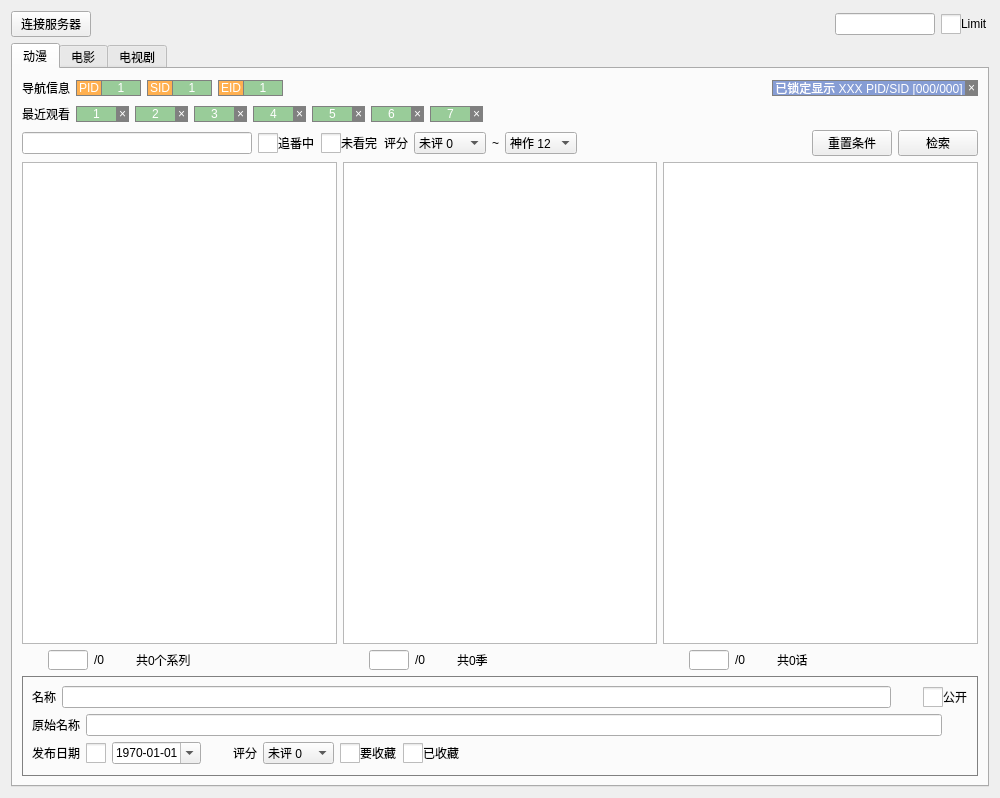
The window that Widget.ui (cqwlxxl/cherryme) describes before a commit, drawn with Qt 5.
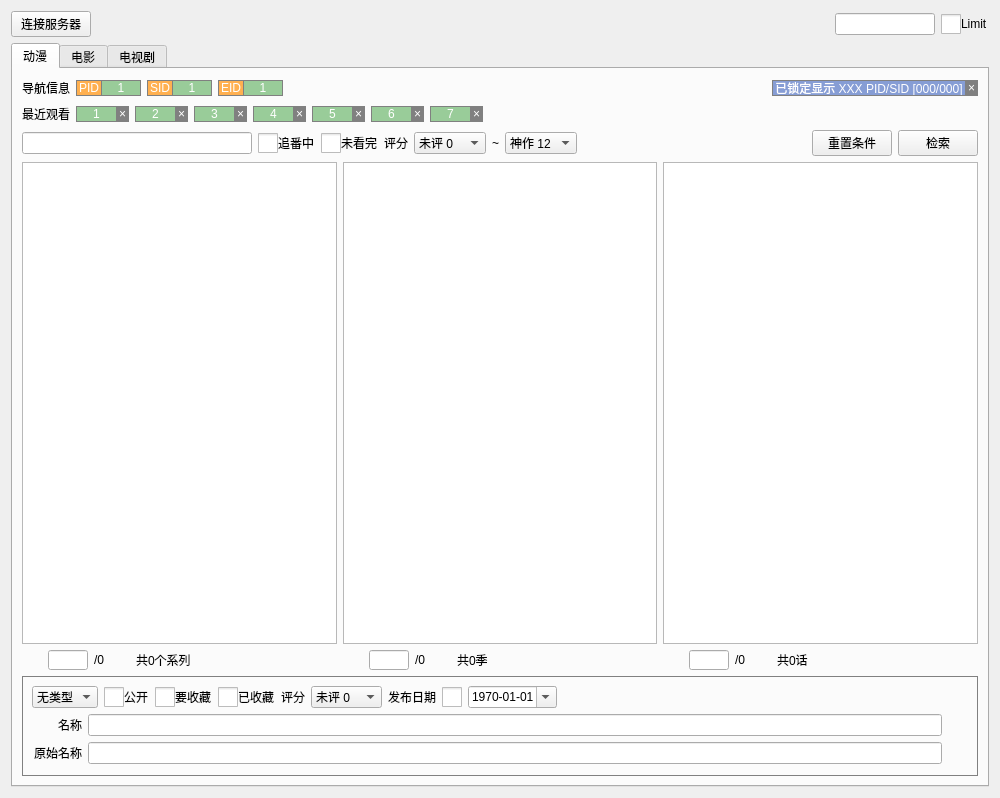
The same window after the commit. The open tabs and pages were chosen to show the change. Icons and pictures are not drawn.

Commit message: new: 动漫类型功能

The edit to the form file:
```diff
--- a/Widget.ui
+++ b/Widget.ui
@@ -2293,205 +2293,62 @@
          </widget>
          <widget class="QWidget" name="page_AS">
           <layout class="QVBoxLayout" name="verticalLayout_4">
-           <item>
-            <layout class="QHBoxLayout" name="hLayout_AS_Name">
-             <item>
-              <widget class="QLabel" name="label_AS_Name">
-               <property name="minimumSize">
-                <size>
-                 <width>0</width>
-                 <height>0</height>
-                </size>
-               </property>
-               <property name="maximumSize">
-                <size>
-                 <width>16777215</width>
-                 <height>16777215</height>
-                </size>
-               </property>
-               <property name="text">
-                <string>名称</string>
-               </property>
-               <property name="alignment">
-                <set>Qt::AlignLeading|Qt::AlignLeft|Qt::AlignVCenter</set>
-               </property>
-              </widget>
-             </item>
-             <item>
-              <widget class="QLineEdit" name="lineEdit_AS_Name">
-               <property name="clearButtonEnabled">
-                <bool>true</bool>
-               </property>
-              </widget>
-             </item>
-             <item>
-              <widget class="QPushButton" name="pushButton_AS_NaneOk">
-               <property name="enabled">
-                <bool>false</bool>
-               </property>
-               <property name="minimumSize">
-                <size>
-                 <width>20</width>
-                 <height>20</height>
-                </size>
-               </property>
-               <property name="maximumSize">
-                <size>
-                 <width>20</width>
-                 <height>20</height>
-                </size>
-               </property>
-               <property name="styleSheet">
-                <string notr="true">#pushButton_AS_NaneOk
-{
-  border: 0px;
-}</string>
-               </property>
-               <property name="text">
-                <string notr="true"/>
-               </property>
-               <property name="icon">
-                <iconset>
-                 <normalon>:/File/img/submit_enable.png</normalon>
-                 <disabledon>:/File/img/submit_disable.png</disabledon>
-                </iconset>
-               </property>
-               <property name="iconSize">
-                <size>
-                 <width>20</width>
-                 <height>20</height>
-                </size>
-               </property>
-              </widget>
-             </item>
-             <item>
-              <widget class="QCheckBox" name="checkBox_AS_Display">
-               <property name="styleSheet">
-                <string notr="true">QCheckBox
-{
-  spacing: 0px;
-}
-QCheckBox::indicator
-{
-  width: 20px;
-  height: 20px;
-}
-QCheckBox::indicator:checked:enabled
-{
-  image:url(:/File/img/box_check_enable.png);
-}
-QCheckBox::indicator:unchecked:enabled
-{
-  image:url(:/File/img/box_uncheck_enable.png);
-}
-QCheckBox::indicator:unchecked:disabled
-{
-  image:url(:/File/img/box_uncheck_disable.png);
-}</string>
-               </property>
-               <property name="text">
-                <string>公开</string>
-               </property>
-              </widget>
-             </item>
-            </layout>
-           </item>
-           <item>
-            <layout class="QHBoxLayout" name="hLayout_AS_Name_2">
-             <item>
-              <widget class="QLabel" name="label_AS_NameOrigin">
-               <property name="minimumSize">
-                <size>
-                 <width>0</width>
-                 <height>0</height>
-                </size>
-               </property>
-               <property name="maximumSize">
-                <size>
-                 <width>16777215</width>
-                 <height>16777215</height>
-                </size>
-               </property>
-               <property name="text">
-                <string>原始名称</string>
-               </property>
-               <property name="alignment">
-                <set>Qt::AlignLeading|Qt::AlignLeft|Qt::AlignVCenter</set>
-               </property>
-              </widget>
-             </item>
-             <item>
-              <widget class="QLineEdit" name="lineEdit_AS_NameOrigin">
-               <property name="clearButtonEnabled">
-                <bool>true</bool>
-               </property>
-              </widget>
-             </item>
-             <item>
-              <widget class="QPushButton" name="pushButton_AS_NaneOriginOk">
-               <property name="enabled">
-                <bool>false</bool>
-               </property>
-               <property name="minimumSize">
-                <size>
-                 <width>20</width>
-                 <height>20</height>
-                </size>
-               </property>
-               <property name="maximumSize">
-                <size>
-                 <width>20</width>
-                 <height>20</height>
-                </size>
-               </property>
-               <property name="styleSheet">
-                <string notr="true">#pushButton_AS_NaneOriginOk
-{
-  border: 0px;
-}</string>
-               </property>
-               <property name="text">
-                <string notr="true"/>
-               </property>
-               <property name="icon">
-                <iconset>
-                 <normalon>:/File/img/submit_enable.png</normalon>
-                 <disabledon>:/File/img/submit_disable.png</disabledon>
-                </iconset>
-               </property>
-               <property name="iconSize">
-                <size>
-                 <width>20</width>
-                 <height>20</height>
-                </size>
-               </property>
-              </widget>
-             </item>
-            </layout>
-           </item>
            <item>
             <layout class="QHBoxLayout" name="hLayout_AS_Collect">
              <item>
-              <widget class="QLabel" name="label_AS_ReleaseDate">
-               <property name="text">
-                <string>发布日期</string>
+              <widget class="QComboBox" name="comboBox_AS_Type">
+               <property name="maxVisibleItems">
+                <number>13</number>
                </property>
+               <item>
+                <property name="text">
+                 <string>无类型</string>
+                </property>
+               </item>
+               <item>
+                <property name="text">
+                 <string>剧场版</string>
+                </property>
+               </item>
+               <item>
+                <property name="text">
+                 <string>TV</string>
+                </property>
+               </item>
+               <item>
+                <property name="text">
+                 <string>特别篇</string>
+                </property>
+               </item>
+               <item>
+                <property name="text">
+                 <string>总集篇</string>
+                </property>
+               </item>
+               <item>
+                <property name="text">
+                 <string>OVA</string>
+                </property>
+               </item>
+               <item>
+                <property name="text">
+                 <string>OAD</string>
+                </property>
+               </item>
+               <item>
+                <property name="text">
+                 <string>特典</string>
+                </property>
+               </item>
+               <item>
+                <property name="text">
+                 <string>WEB</string>
+                </property>
+               </item>
               </widget>
              </item>
              <item>
-              <widget class="QCheckBox" name="checkBox_AS_ReleaseDateEnable">
-               <property name="minimumSize">
-                <size>
-                 <width>20</width>
-                 <height>20</height>
-                </size>
-               </property>
-               <property name="maximumSize">
-                <size>
-                 <width>20</width>
-                 <height>20</height>
-                </size>
-               </property>
+              <widget class="QCheckBox" name="checkBox_AS_Display">
                <property name="styleSheet">
                 <string notr="true">QCheckBox
 {
@@ -2516,64 +2373,67 @@
 }</string>
                </property>
                <property name="text">
-                <string/>
+                <string>公开</string>
                </property>
               </widget>
              </item>
              <item>
-              <widget class="QDateEdit" name="dateEdit_AS_ReleaseDate">
-               <property name="displayFormat">
-                <string notr="true">yyyy-MM-dd</string>
+              <widget class="QCheckBox" name="checkBox_AS_CollectIt">
+               <property name="styleSheet">
+                <string notr="true">QCheckBox
+{
+  spacing: 0px;
+}
+QCheckBox::indicator
+{
+  width: 20px;
+  height: 20px;
+}
+QCheckBox::indicator:checked:enabled
+{
+  image:url(:/File/img/box_check_enable.png);
+}
+QCheckBox::indicator:unchecked:enabled
+{
+  image:url(:/File/img/box_uncheck_enable.png);
+}
+QCheckBox::indicator:unchecked:disabled
+{
+  image:url(:/File/img/box_uncheck_disable.png);
+}</string>
                </property>
-               <property name="calendarPopup">
-                <bool>true</bool>
+               <property name="text">
+                <string>要收藏</string>
                </property>
-               <property name="date">
-                <date>
-                 <year>1970</year>
-                 <month>1</month>
-                 <day>1</day>
-                </date>
-               </property>
               </widget>
              </item>
              <item>
-              <widget class="QPushButton" name="pushButton_AS_ReleaseDateOk">
-               <property name="enabled">
-                <bool>false</bool>
-               </property>
-               <property name="minimumSize">
-                <size>
-                 <width>20</width>
-                 <height>20</height>
-                </size>
-               </property>
-               <property name="maximumSize">
-                <size>
-                 <width>20</width>
-                 <height>20</height>
-                </size>
-               </property>
+              <widget class="QCheckBox" name="checkBox_AS_CollectOk">
                <property name="styleSheet">
-                <string notr="true">#pushButton_AS_ReleaseDateOk
+                <string notr="true">QCheckBox
 {
-  border: 0px;
+  spacing: 0px;
+}
+QCheckBox::indicator
+{
+  width: 20px;
+  height: 20px;
+}
+QCheckBox::indicator:checked:enabled
+{
+  image:url(:/File/img/box_check_enable.png);
+}
+QCheckBox::indicator:unchecked:enabled
+{
+  image:url(:/File/img/box_uncheck_enable.png);
+}
+QCheckBox::indicator:unchecked:disabled
+{
+  image:url(:/File/img/box_uncheck_disable.png);
 }</string>
                </property>
                <property name="text">
-                <string notr="true"/>
-               </property>
-               <property name="icon">
-                <iconset>
-                 <normalon>:/File/img/submit_enable.png</normalon>
-                 <disabledon>:/File/img/submit_disable.png</disabledon>
-                </iconset>
-               </property>
-               <property name="iconSize">
-                <size>
-                 <width>20</width>
-                 <height>20</height>
-                </size>
+                <string>已收藏</string>
                </property>
               </widget>
              </item>
@@ -2657,7 +2517,26 @@
               </widget>
              </item>
              <item>
-              <widget class="QCheckBox" name="checkBox_AS_CollectIt">
+              <widget class="QLabel" name="label_AS_ReleaseDate">
+               <property name="text">
+                <string>发布日期</string>
+               </property>
+              </widget>
+             </item>
+             <item>
+              <widget class="QCheckBox" name="checkBox_AS_ReleaseDateEnable">
+               <property name="minimumSize">
+                <size>
+                 <width>20</width>
+                 <height>20</height>
+                </size>
+               </property>
+               <property name="maximumSize">
+                <size>
+                 <width>20</width>
+                 <height>20</height>
+                </size>
+               </property>
                <property name="styleSheet">
                 <string notr="true">QCheckBox
 {
@@ -2682,37 +2561,64 @@
 }</string>
                </property>
                <property name="text">
-                <string>要收藏</string>
+                <string/>
                </property>
               </widget>
              </item>
              <item>
-              <widget class="QCheckBox" name="checkBox_AS_CollectOk">
+              <widget class="QDateEdit" name="dateEdit_AS_ReleaseDate">
+               <property name="displayFormat">
+                <string notr="true">yyyy-MM-dd</string>
+               </property>
+               <property name="calendarPopup">
+                <bool>true</bool>
+               </property>
+               <property name="date">
+                <date>
+                 <year>1970</year>
+                 <month>1</month>
+                 <day>1</day>
+                </date>
+               </property>
+              </widget>
+             </item>
+             <item>
+              <widget class="QPushButton" name="pushButton_AS_ReleaseDateOk">
+               <property name="enabled">
+                <bool>false</bool>
+               </property>
+               <property name="minimumSize">
+                <size>
+                 <width>20</width>
+                 <height>20</height>
+                </size>
+               </property>
+               <property name="maximumSize">
+                <size>
+                 <width>20</width>
+                 <height>20</height>
+                </size>
+               </property>
                <property name="styleSheet">
-                <string notr="true">QCheckBox
+                <string notr="true">#pushButton_AS_ReleaseDateOk
 {
-  spacing: 0px;
-}
-QCheckBox::indicator
-{
-  width: 20px;
-  height: 20px;
-}
-QCheckBox::indicator:checked:enabled
-{
-  image:url(:/File/img/box_check_enable.png);
-}
-QCheckBox::indicator:unchecked:enabled
-{
-  image:url(:/File/img/box_uncheck_enable.png);
-}
-QCheckBox::indicator:unchecked:disabled
-{
-  image:url(:/File/img/box_uncheck_disable.png);
+  border: 0px;
 }</string>
                </property>
                <property name="text">
-                <string>已收藏</string>
+                <string notr="true"/>
+               </property>
+               <property name="icon">
+                <iconset>
+                 <normalon>:/File/img/submit_enable.png</normalon>
+                 <disabledon>:/File/img/submit_disable.png</disabledon>
+                </iconset>
+               </property>
+               <property name="iconSize">
+                <size>
+                 <width>20</width>
+                 <height>20</height>
+                </size>
                </property>
               </widget>
              </item>
@@ -2731,6 +2637,152 @@
              </item>
             </layout>
            </item>
+           <item>
+            <layout class="QHBoxLayout" name="hLayout_AS_Name">
+             <item>
+              <widget class="QLabel" name="label_AS_Name">
+               <property name="minimumSize">
+                <size>
+                 <width>50</width>
+                 <height>0</height>
+                </size>
+               </property>
+               <property name="maximumSize">
+                <size>
+                 <width>50</width>
+                 <height>16777215</height>
+                </size>
+               </property>
+               <property name="text">
+                <string>名称</string>
+               </property>
+               <property name="alignment">
+                <set>Qt::AlignRight|Qt::AlignTrailing|Qt::AlignVCenter</set>
+               </property>
+              </widget>
+             </item>
+             <item>
+              <widget class="QLineEdit" name="lineEdit_AS_Name">
+               <property name="clearButtonEnabled">
+                <bool>true</bool>
+               </property>
+              </widget>
+             </item>
+             <item>
+              <widget class="QPushButton" name="pushButton_AS_NaneOk">
+               <property name="enabled">
+                <bool>false</bool>
+               </property>
+               <property name="minimumSize">
+                <size>
+                 <width>20</width>
+                 <height>20</height>
+                </size>
+               </property>
+               <property name="maximumSize">
+                <size>
+                 <width>20</width>
+                 <height>20</height>
+                </size>
+               </property>
+               <property name="styleSheet">
+                <string notr="true">#pushButton_AS_NaneOk
+{
+  border: 0px;
+}</string>
+               </property>
+               <property name="text">
+                <string notr="true"/>
+               </property>
+               <property name="icon">
+                <iconset>
+                 <normalon>:/File/img/submit_enable.png</normalon>
+                 <disabledon>:/File/img/submit_disable.png</disabledon>
+                </iconset>
+               </property>
+               <property name="iconSize">
+                <size>
+                 <width>20</width>
+                 <height>20</height>
+                </size>
+               </property>
+              </widget>
+             </item>
+            </layout>
+           </item>
+           <item>
+            <layout class="QHBoxLayout" name="hLayout_AS_Name_2">
+             <item>
+              <widget class="QLabel" name="label_AS_NameOrigin">
+               <property name="minimumSize">
+                <size>
+                 <width>50</width>
+                 <height>0</height>
+                </size>
+               </property>
+               <property name="maximumSize">
+                <size>
+                 <width>50</width>
+                 <height>16777215</height>
+                </size>
+               </property>
+               <property name="text">
+                <string>原始名称</string>
+               </property>
+               <property name="alignment">
+                <set>Qt::AlignRight|Qt::AlignTrailing|Qt::AlignVCenter</set>
+               </property>
+              </widget>
+             </item>
+             <item>
+              <widget class="QLineEdit" name="lineEdit_AS_NameOrigin">
+               <property name="clearButtonEnabled">
+                <bool>true</bool>
+               </property>
+              </widget>
+             </item>
+             <item>
+              <widget class="QPushButton" name="pushButton_AS_NaneOriginOk">
+               <property name="enabled">
+                <bool>false</bool>
+               </property>
+               <property name="minimumSize">
+                <size>
+                 <width>20</width>
+                 <height>20</height>
+                </size>
+               </property>
+               <property name="maximumSize">
+                <size>
+                 <width>20</width>
+                 <height>20</height>
+                </size>
+               </property>
+               <property name="styleSheet">
+                <string notr="true">#pushButton_AS_NaneOriginOk
+{
+  border: 0px;
+}</string>
+               </property>
+               <property name="text">
+                <string notr="true"/>
+               </property>
+               <property name="icon">
+                <iconset>
+                 <normalon>:/File/img/submit_enable.png</normalon>
+                 <disabledon>:/File/img/submit_disable.png</disabledon>
+                </iconset>
+               </property>
+               <property name="iconSize">
+                <size>
+                 <width>20</width>
+                 <height>20</height>
+                </size>
+               </property>
+              </widget>
+             </item>
+            </layout>
+           </item>
            <item>
             <spacer name="vSpacer_AS">
              <property name="orientation">
```
Left out of the diff: 81 changed lines with no effect on the pictures. The commit also changes 15 other files.
